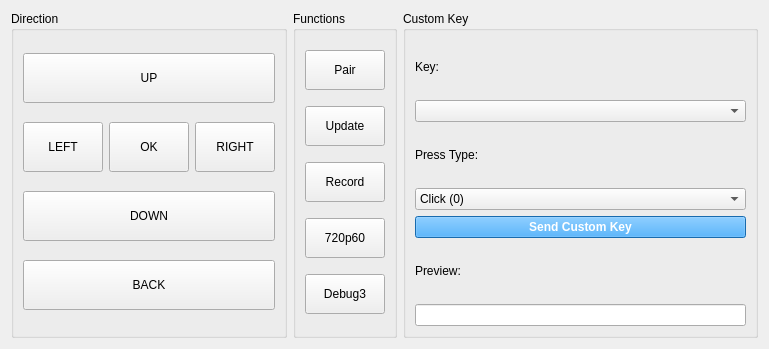
Qt form page_serial_keycontrol.ui (weiliankang/fpv-pc-tool) before a commit.
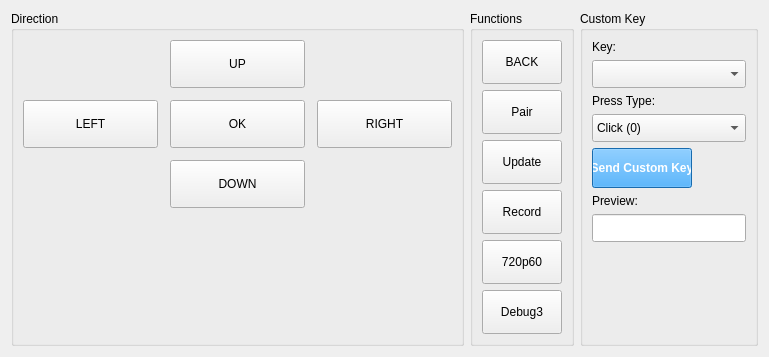
The same form after that commit.

```diff
--- a/page_serial_keycontrol.ui
+++ b/page_serial_keycontrol.ui
@@ -18,11 +18,25 @@
      </property>
      <layout class="QVBoxLayout" name="dirLayout">
       <item>
+       <layout class="QGridLayout" name="dirGrid">
+        <property name="horizontalSpacing">
+         <number>12</number>
+        </property>
+        <property name="verticalSpacing">
+         <number>12</number>
+        </property>
+        <item row="0" column="1">
        <widget class="QPushButton" name="btnUp">
         <property name="minimumSize">
          <size>
-          <width>0</width>
-          <height>50</height>
+            <width>135</width>
+            <height>48</height>
+           </size>
+          </property>
+          <property name="maximumSize">
+           <size>
+            <width>135</width>
+            <height>48</height>
          </size>
         </property>
         <property name="text">
@@ -30,14 +44,18 @@
         </property>
        </widget>
       </item>
-      <item>
-       <layout class="QHBoxLayout" name="dirMidLayout">
-        <item>
+        <item row="1" column="0">
          <widget class="QPushButton" name="btnLeft">
           <property name="minimumSize">
            <size>
-            <width>0</width>
-            <height>50</height>
+            <width>135</width>
+            <height>48</height>
+           </size>
+          </property>
+          <property name="maximumSize">
+           <size>
+            <width>135</width>
+            <height>48</height>
            </size>
           </property>
           <property name="text">
@@ -45,12 +63,18 @@
           </property>
          </widget>
         </item>
-        <item>
+        <item row="1" column="1">
          <widget class="QPushButton" name="btnOk">
           <property name="minimumSize">
            <size>
-            <width>0</width>
-            <height>50</height>
+            <width>135</width>
+            <height>48</height>
+           </size>
+          </property>
+          <property name="maximumSize">
+           <size>
+            <width>135</width>
+            <height>48</height>
            </size>
           </property>
           <property name="text">
@@ -58,12 +82,18 @@
           </property>
          </widget>
         </item>
-        <item>
+        <item row="1" column="2">
          <widget class="QPushButton" name="btnRight">
           <property name="minimumSize">
            <size>
-            <width>0</width>
-            <height>50</height>
+            <width>135</width>
+            <height>48</height>
+           </size>
+          </property>
+          <property name="maximumSize">
+           <size>
+            <width>135</width>
+            <height>48</height>
            </size>
           </property>
           <property name="text">
@@ -71,14 +101,18 @@
           </property>
          </widget>
         </item>
-       </layout>
-      </item>
-      <item>
+        <item row="2" column="1">
        <widget class="QPushButton" name="btnDown">
         <property name="minimumSize">
          <size>
-          <width>0</width>
-          <height>50</height>
+            <width>135</width>
+            <height>48</height>
+           </size>
+          </property>
+          <property name="maximumSize">
+           <size>
+            <width>135</width>
+            <height>48</height>
          </size>
         </property>
         <property name="text">
@@ -86,18 +120,20 @@
         </property>
        </widget>
       </item>
+       </layout>
+      </item>
       <item>
-       <widget class="QPushButton" name="btnBack">
-        <property name="minimumSize">
+       <spacer name="dirSpacerTop">
+        <property name="orientation">
+         <enum>Qt::Vertical</enum>
+        </property>
+        <property name="sizeHint" stdset="0">
          <size>
-          <width>0</width>
-          <height>50</height>
+          <width>20</width>
+          <height>20</height>
          </size>
         </property>
-        <property name="text">
-         <string>BACK</string>
-        </property>
-       </widget>
+       </spacer>
       </item>
      </layout>
     </widget>
@@ -108,14 +144,31 @@
       <string>Functions</string>
      </property>
      <layout class="QVBoxLayout" name="funcLayout">
+      <item>
+       <widget class="QPushButton" name="btnBack">
+                 <property name="minimumSize">
+          <size>
+           <width>0</width>
+           <height>44</height>
+          </size>
+         </property>
+
+        
+        <property name="text">
+         <string>BACK</string>
+        </property>
+       </widget>
+      </item>
       <item>
        <widget class="QPushButton" name="btnPair">
         <property name="minimumSize">
          <size>
           <width>0</width>
-          <height>40</height>
-         </size>
-        </property>
+           <height>44</height>
+          </size>
+         </property>
+
+        
         <property name="text">
          <string>Pair</string>
         </property>
@@ -126,9 +179,11 @@
         <property name="minimumSize">
          <size>
           <width>0</width>
-          <height>40</height>
-         </size>
-        </property>
+           <height>44</height>
+          </size>
+         </property>
+
+        
         <property name="text">
          <string>Update</string>
         </property>
@@ -139,9 +194,11 @@
         <property name="minimumSize">
          <size>
           <width>0</width>
-          <height>40</height>
-         </size>
-        </property>
+           <height>44</height>
+          </size>
+         </property>
+
+        
         <property name="text">
          <string>Record</string>
         </property>
@@ -152,9 +209,11 @@
         <property name="minimumSize">
          <size>
           <width>0</width>
-          <height>40</height>
-         </size>
-        </property>
+           <height>44</height>
+          </size>
+         </property>
+
+        
         <property name="text">
          <string>720p60</string>
         </property>
@@ -165,14 +224,29 @@
         <property name="minimumSize">
          <size>
           <width>0</width>
-          <height>40</height>
-         </size>
-        </property>
+           <height>44</height>
+          </size>
+         </property>
+
+        
         <property name="text">
          <string>Debug3</string>
         </property>
        </widget>
       </item>
+      <item>
+       <spacer name="funcSpacerTop">
+        <property name="orientation">
+         <enum>Qt::Vertical</enum>
+        </property>
+        <property name="sizeHint" stdset="0">
+         <size>
+          <width>20</width>
+          <height>20</height>
+         </size>
+        </property>
+       </spacer>
+      </item>
      </layout>
     </widget>
    </item>
@@ -190,7 +264,14 @@
        </widget>
       </item>
       <item>
-       <widget class="QComboBox" name="comboKey"/>
+       <widget class="QComboBox" name="comboKey">
+        <property name="minimumSize">
+         <size>
+          <width>100</width>
+          <height>28</height>
+         </size>
+        </property>
+       </widget>
       </item>
       <item>
        <widget class="QLabel" name="lbPressType">
@@ -201,6 +282,12 @@
       </item>
       <item>
        <widget class="QComboBox" name="comboPressType">
+        <property name="minimumSize">
+         <size>
+          <width>100</width>
+          <height>28</height>
+         </size>
+        </property>
         <item>
          <property name="text">
           <string>Click (0)</string>
@@ -215,6 +302,18 @@
       </item>
       <item>
        <widget class="QPushButton" name="btnSendCustomKey">
+        <property name="minimumSize">
+         <size>
+          <width>100</width>
+          <height>40</height>
+         </size>
+        </property>
+        <property name="maximumSize">
+         <size>
+          <width>100</width>
+          <height>40</height>
+         </size>
+        </property>
         <property name="styleSheet">
          <string notr="true">QPushButton{background-color:#2196F3;color:white;font-weight:bold;}</string>
         </property>
@@ -232,11 +331,30 @@
       </item>
       <item>
        <widget class="QLineEdit" name="editKeyPreview">
+        <property name="minimumSize">
+         <size>
+          <width>100</width>
+          <height>28</height>
+         </size>
+        </property>
         <property name="readOnly">
          <bool>true</bool>
         </property>
        </widget>
       </item>
+      <item>
+       <spacer name="ckSpacerTop">
+        <property name="orientation">
+         <enum>Qt::Vertical</enum>
+        </property>
+        <property name="sizeHint" stdset="0">
+         <size>
+          <width>20</width>
+          <height>20</height>
+         </size>
+        </property>
+       </spacer>
+      </item>
      </layout>
     </widget>
    </item>
```
Lines whose indentation alone changed are shown as unchanged.
